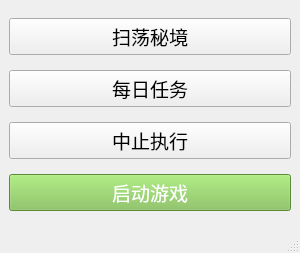
Old version of the form src/ui/pyqt.ui in the repository freeok/LangrisserHelper.
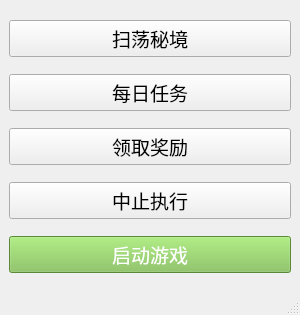
New version of the form. Icons and pictures are not drawn.

Commit message: :sparkles: feat: 新增领取奖励功能

What changed in the file:
```diff
--- a/src/ui/pyqt.ui
+++ b/src/ui/pyqt.ui
@@ -8,7 +8,7 @@
     <x>0</x>
     <y>0</y>
     <width>300</width>
-    <height>253</height>
+    <height>315</height>
    </rect>
   </property>
   <property name="font">
@@ -75,6 +75,21 @@
       </property>
      </widget>
     </item>
+    <item>
+     <widget class="QPushButton" name="pushButton_reward">
+      <property name="font">
+       <font>
+        <pointsize>14</pointsize>
+       </font>
+      </property>
+      <property name="styleSheet">
+       <string notr="true"/>
+      </property>
+      <property name="text">
+       <string>领取奖励</string>
+      </property>
+     </widget>
+    </item>
     <item>
      <widget class="QPushButton" name="pushButton_abort">
       <property name="font">
```
Left out of the diff: 4 changed lines with no effect on the pictures. The commit also changes 9 other files.
